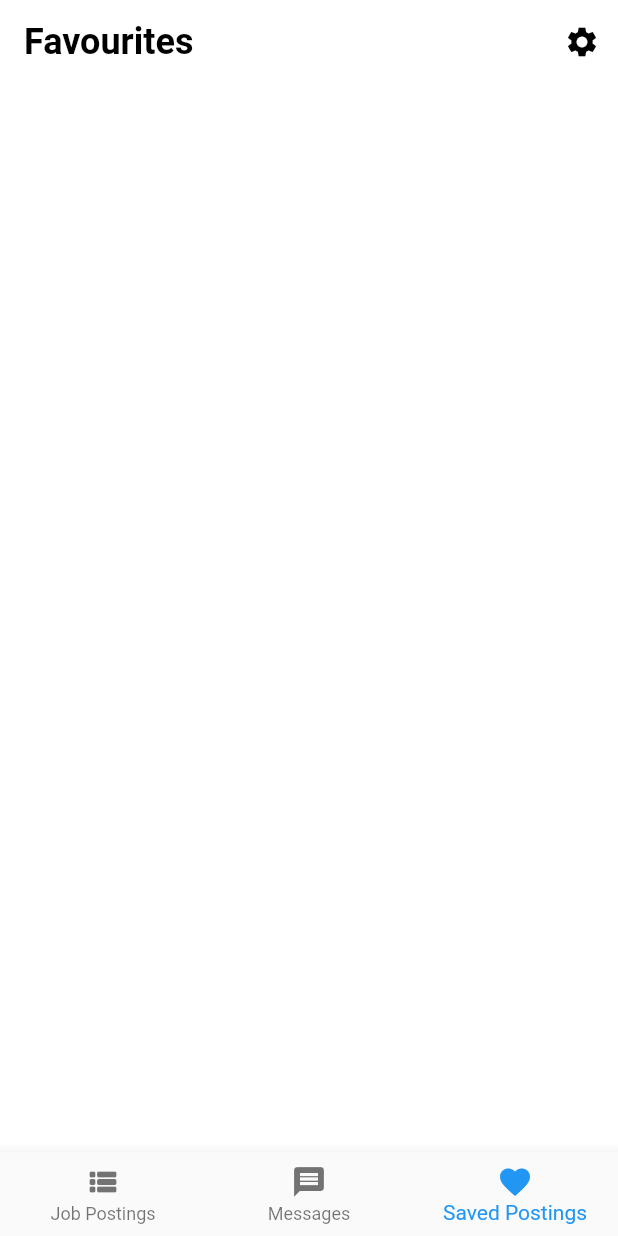
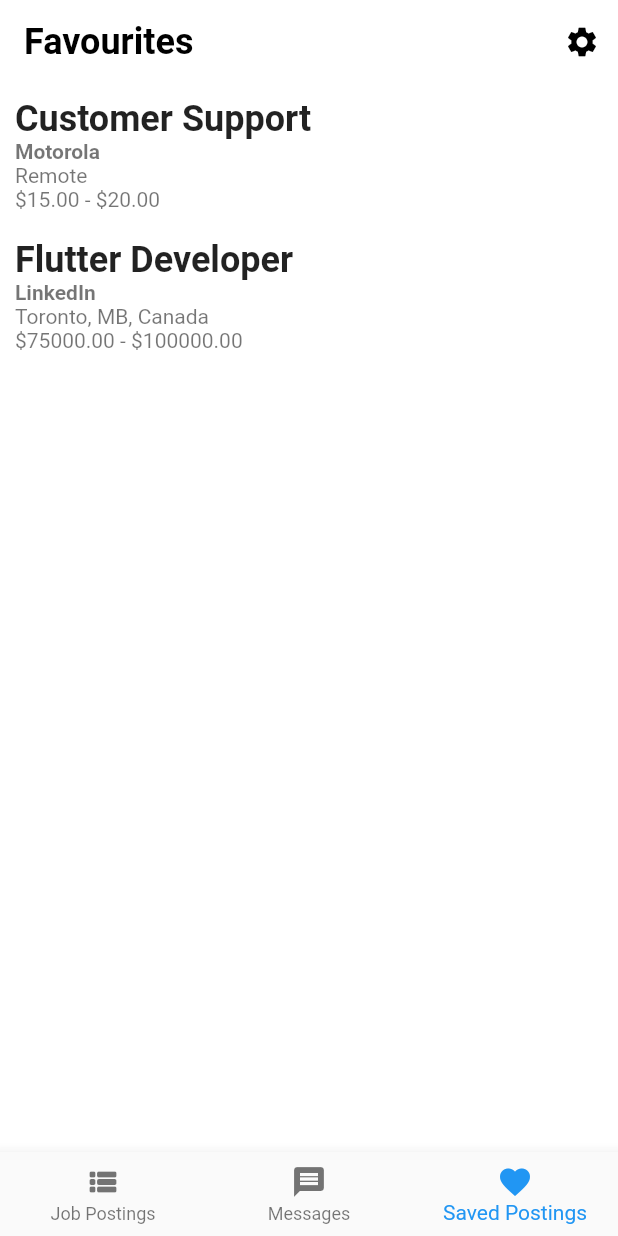
Before and after one commit to lainshiHenry/job-board, a Flutter app: the screen it shows after launch, item 3 of the bottom bar chosen, on a phone screen of 412 x 824 dp. Run offline on Flutter 3.47's test engine with Material 2 defaults, Android fonts, the phone set to English and light mode, and no system bars.

Commit message:
Implemented basic Saved Postings list

```diff
--- /dev/null
+++ b/lib/controller/retrieve_saved_postings_list.dart
@@ -0,0 +1,41 @@
+import 'package:flutter/material.dart';
+import 'package:job_board_app/model/data/sample_saved_posting_data.dart';
+
+List<Widget> retrieveSavedPostingList() {
+  List<ListTile> _resultingList = List.empty(growable: true);
+
+  for (var element in sampleSavedPosting) {
+    _resultingList.add(
+      ListTile(
+        contentPadding:
+            const EdgeInsets.symmetric(vertical: 5.0, horizontal: 10.0),
+        title: Text(
+          element.getJobPostingPositionTitle!,
+          style: const TextStyle(
+            fontSize: 24.0,
+            fontWeight: FontWeight.bold,
+          ),
+        ),
+        subtitle: Column(
+          crossAxisAlignment: CrossAxisAlignment.start,
+          children: [
+            Text(
+              element.getJobPostingCompanyName!,
+              style: const TextStyle(
+                fontSize: 14.0,
+                fontWeight: FontWeight.bold,
+              ),
+            ),
+            Text(element.getJobPostingLocation!),
+            Text('\$' +
+                element.getJobPostingMinSalary!.toStringAsFixed(2) +
+                ' - \$' +
+                element.getJobPostingMaxSalary!.toStringAsFixed(2)),
+          ],
+        ),
+      ),
+    );
+  }
+
+  return _resultingList;
+}
--- a/lib/main.dart
+++ b/lib/main.dart
@@ -16,6 +16,7 @@ class MyApp extends StatelessWidget {
     return MaterialApp(
       title: 'Flutter Demo',
       theme: lightTheme,
+      debugShowCheckedModeBanner: false,
       home: const MainLayoutScreen(),
     );
   }
--- /dev/null
+++ b/lib/model/data/sample_saved_posting_data.dart
@@ -0,0 +1,18 @@
+import 'package:job_board_app/model/class/job_posting_class.dart';
+
+List<JobPosting> sampleSavedPosting = [
+  JobPosting(
+    jobPostingPositionTitle: 'Customer Support',
+    jobPostingLocation: 'Remote',
+    jobPostingCompanyName: 'Motorola',
+    jobPostingMinSalary: 15.00,
+    jobPostingMaxSalary: 20.00,
+  ),
+  JobPosting(
+    jobPostingPositionTitle: 'Flutter Developer',
+    jobPostingLocation: 'Toronto, MB, Canada',
+    jobPostingCompanyName: 'LinkedIn',
+    jobPostingMinSalary: 75000.00,
+    jobPostingMaxSalary: 100000.00,
+  ),
+];
--- a/lib/view/screens/saved_postings_screen.dart
+++ b/lib/view/screens/saved_postings_screen.dart
@@ -1,10 +1,15 @@
 import 'package:flutter/material.dart';
+import 'package:job_board_app/controller/retrieve_saved_postings_list.dart';
 
 class SavedPostingScreen extends StatelessWidget {
   const SavedPostingScreen({Key? key}) : super(key: key);
 
   @override
   Widget build(BuildContext context) {
-    return Scaffold();
+    return SafeArea(
+      child: ListView(
+        children: retrieveSavedPostingList(),
+      ),
+    );
   }
 }
```
